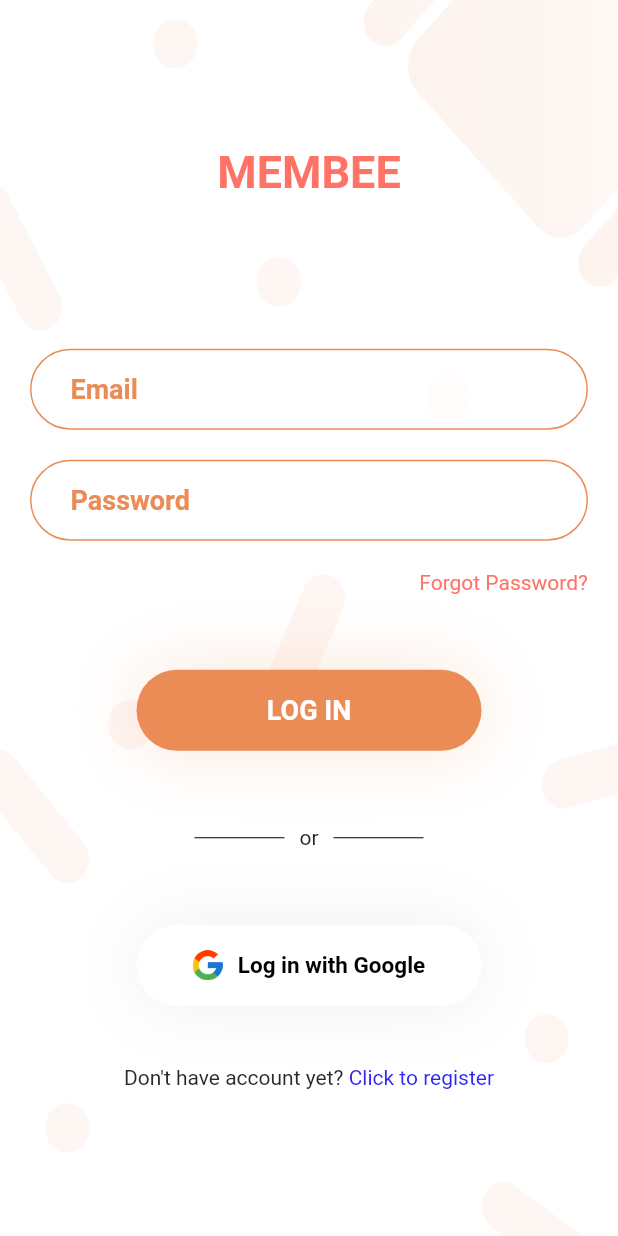
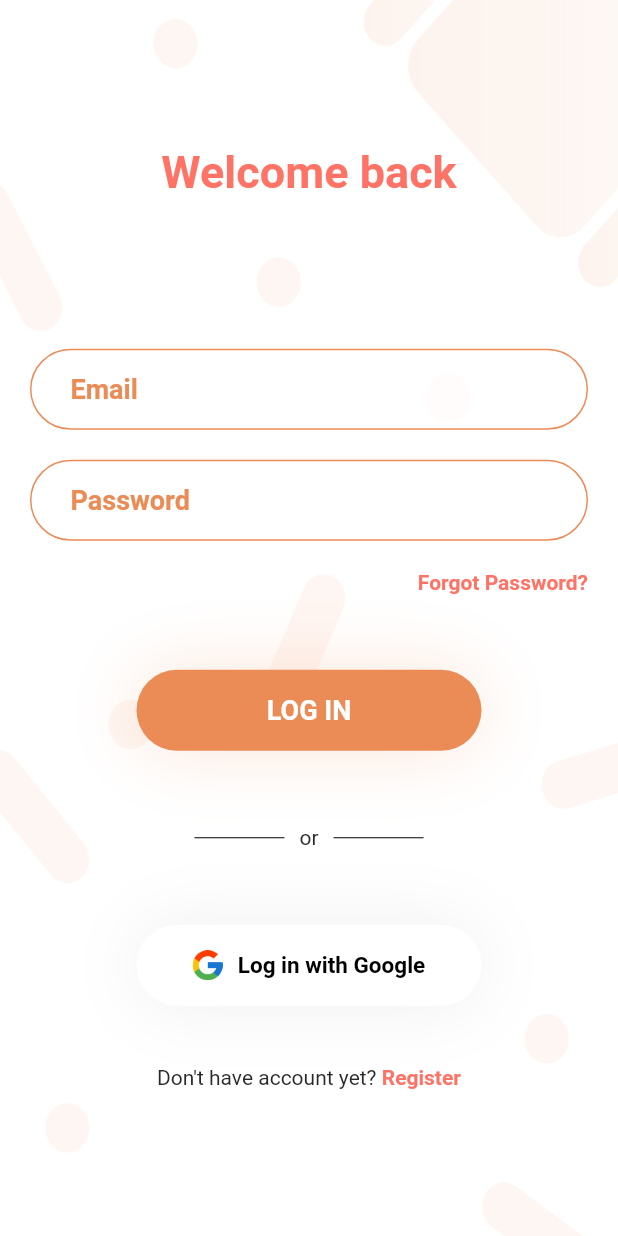
Before and after one commit to IvanTanaka/Flutter-Mobile-Booking_System, a Flutter app: the screen it shows after launch, on a phone screen of 412 x 824 dp. Run offline on Flutter 3.47's test engine with Material 2 defaults, Android fonts, the phone set to English and light mode, and no system bars; our stand-ins replace connectivity, dio, flutter_datetime_picker, flutter_masked_text, flutter_money_formatter, font_awesome_flutter and 4 more; missing offline and left inert: catcher, clipboard_manager, extended_text; network calls fail.

Commit message:
adding style to view component on login page

```diff
--- a/lib/ui/views/registration/login_view.dart
+++ b/lib/ui/views/registration/login_view.dart
@@ -91,7 +91,7 @@ class _LoginViewState extends State<LoginView> {
 
   Widget _buildLogo() {
     return Text(
-      "MEMBEE",
+      "Welcome back",
       style: Theme.of(context).textTheme.headline.merge(
             TextStyle(
                 color: SharedColors.primaryColor,
@@ -219,8 +219,9 @@ class _LoginViewState extends State<LoginView> {
             style: TextStyle(color: SharedColors.txtColor),
             children: <TextSpan>[
               TextSpan(
-                  text: ' Click to register',
-                  style: TextStyle(color: SharedColors.linkColor)),
+                  text: ' Register',
+                  style: TextStyle(color: SharedColors.primaryColor,fontWeight: FontWeight.bold)
+                  ),
             ],
           ),
         ),
@@ -235,7 +236,7 @@ class _LoginViewState extends State<LoginView> {
         child: RichText(
           text: TextSpan(
             text: "Forgot Password?",
-            style: TextStyle(color: SharedColors.primaryColor),
+            style: TextStyle(color: SharedColors.primaryColor, fontWeight: FontWeight.bold ),
           ),
         ),
       ),
```
